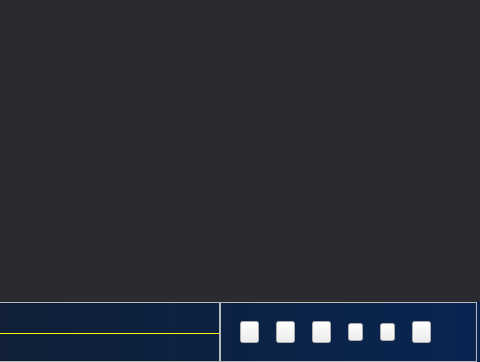
huizhang556/pc-video-player, file VideoPlayer/videomodels/MultipPlayer.ui: the form before one commit; both pictures show x 522 to 1002 and y 0 to 362 of the 1002 by 362 pixel window.
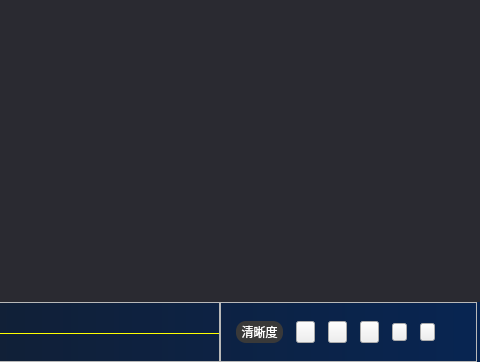
The form after the commit. Icons and pictures are not drawn. Custom widgets are drawn as their Qt base class.

Commit message: 解决鼠标显示拖动不正常，增加清晰度

Diff of the .ui file:
```diff
--- a/VideoPlayer/videomodels/MultipPlayer.ui
+++ b/VideoPlayer/videomodels/MultipPlayer.ui
@@ -598,62 +598,36 @@
             <item>
              <layout class="QHBoxLayout" name="horizontalLayout_7">
               <item>
-               <widget class="QPushButton" name="pushButton_playOrder">
+               <widget class="QPushButton" name="pushButton_clarity">
                 <property name="minimumSize">
                  <size>
-                  <width>22</width>
+                  <width>50</width>
                   <height>22</height>
                  </size>
                 </property>
                 <property name="maximumSize">
                  <size>
-                  <width>22</width>
+                  <width>50</width>
                   <height>22</height>
                  </size>
                 </property>
                 <property name="styleSheet">
-                 <string notr="true">QPushButton
+                 <string notr="true">#pushButton_clarity
 {
-border-image: url(:/images/icon/player_xunhuan.png);
+background-color: #393939;
+border-radius: 10px;
+color: white;
 }
 
-QPushButton:hover
+#pushButton_clarity:hover
 {
-border-image: url(:/images/icon/player_xunhuan.png);
+background-color: #ff4f4a;
+border-radius: 10px;
+color: white;
 }</string>
                 </property>
                 <property name="text">
-                 <string/>
-                </property>
-               </widget>
-              </item>
-              <item>
-               <widget class="QPushButton" name="pushButton_comments">
-                <property name="minimumSize">
-                 <size>
-                  <width>22</width>
-                  <height>22</height>
-                 </size>
-                </property>
-                <property name="maximumSize">
-                 <size>
-                  <width>22</width>
-                  <height>22</height>
-                 </size>
-                </property>
-                <property name="styleSheet">
-                 <string notr="true">QPushButton
-{
-border-image: url(:/images/icon/comment_message.png);
-}
-
-QPushButton:hover
-{
-border-image: url(:/images/icon/comment_message.png);
-}</string>
-                </property>
-                <property name="text">
-                 <string/>
+                 <string>清晰度</string>
                 </property>
                </widget>
               </item>
@@ -687,6 +661,66 @@
                 </property>
                </widget>
               </item>
+              <item>
+               <widget class="QPushButton" name="pushButton_playOrder">
+                <property name="minimumSize">
+                 <size>
+                  <width>22</width>
+                  <height>22</height>
+                 </size>
+                </property>
+                <property name="maximumSize">
+                 <size>
+                  <width>22</width>
+                  <height>22</height>
+                 </size>
+                </property>
+                <property name="styleSheet">
+                 <string notr="true">QPushButton
+{
+border-image: url(:/images/icon/player_xunhuan.png);
+}
+
+QPushButton:hover
+{
+border-image: url(:/images/icon/player_xunhuan.png);
+}</string>
+                </property>
+                <property name="text">
+                 <string/>
+                </property>
+               </widget>
+              </item>
+              <item>
+               <widget class="QPushButton" name="pushButton_comments">
+                <property name="minimumSize">
+                 <size>
+                  <width>22</width>
+                  <height>22</height>
+                 </size>
+                </property>
+                <property name="maximumSize">
+                 <size>
+                  <width>22</width>
+                  <height>22</height>
+                 </size>
+                </property>
+                <property name="styleSheet">
+                 <string notr="true">QPushButton
+{
+border-image: url(:/images/icon/comment_message.png);
+}
+
+QPushButton:hover
+{
+border-image: url(:/images/icon/comment_message.png);
+}</string>
+                </property>
+                <property name="text">
+                 <string/>
+                </property>
+               </widget>
+              </item>
               <item>
                <widget class="QPushButton" name="pushButton_sound">
                 <property name="minimumSize">
@@ -749,36 +783,6 @@
                 </property>
                </widget>
               </item>
-              <item>
-               <widget class="QPushButton" name="pushButton_download">
-                <property name="minimumSize">
-                 <size>
-                  <width>22</width>
-                  <height>22</height>
-                 </size>
-                </property>
-                <property name="maximumSize">
-                 <size>
-                  <width>22</width>
-                  <height>22</height>
-                 </size>
-                </property>
-                <property name="styleSheet">
-                 <string notr="true">#pushButton_download
-{
-border-image: url(:/images/icon/media_download.png);
-}
-
-#pushButton_download:hover
-{
-border-image: url(:/images/icon/media_download_hover.png);
-}</string>
-                </property>
-                <property name="text">
-                 <string/>
-                </property>
-               </widget>
-              </item>
               <item>
                <widget class="QPushButton" name="pushButton_curlist">
                 <property name="minimumSize">
```
The commit also changes 29 other files.
